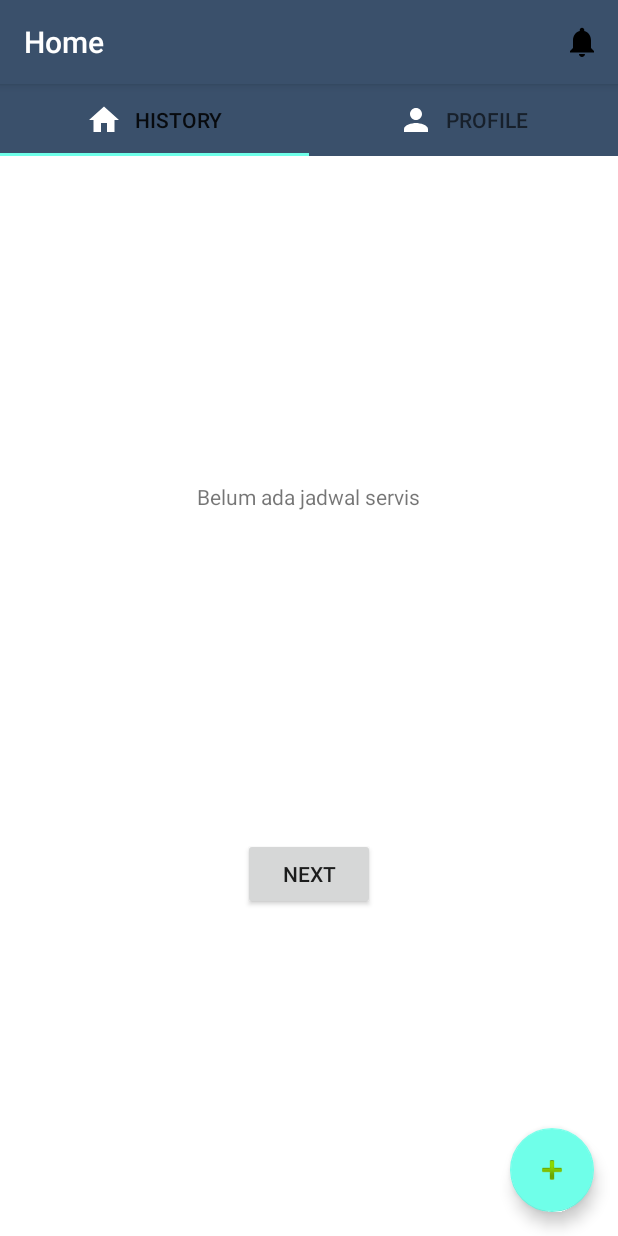
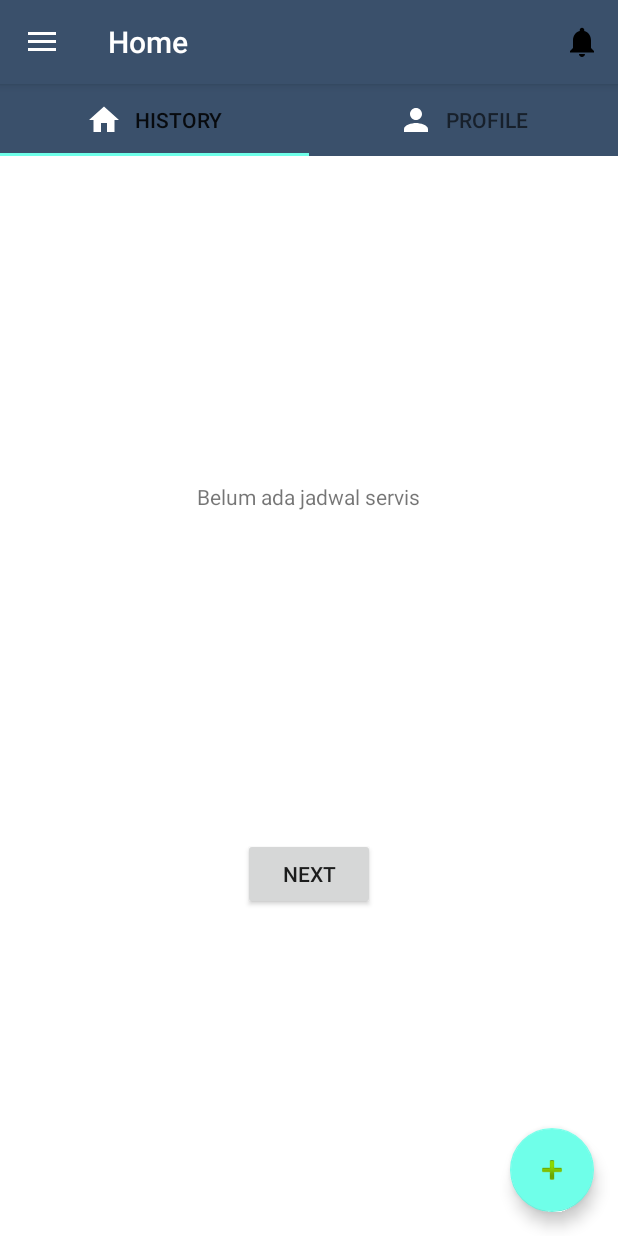
Before and after one commit to spotikum/bengkel-motor, an Android app: the screen it shows after launch once a user with an empty profile is signed in (HomeActivity), on a phone screen of 412 x 824 dp. Run offline under Robolectric (Android 15) with nearby library versions, the phone set to English and light mode, and no system bars; our stand-ins replace Firebase (no records; nobody signed in at launch, a user with empty details on screens opened directly), navigation-ui.

Commit message:
fix use left navigation

```diff
--- a/app/src/main/java/id/bukanspot/bengkelmotor/HomeActivity.kt
+++ b/app/src/main/java/id/bukanspot/bengkelmotor/HomeActivity.kt
@@ -1,36 +1,100 @@
 package id.bukanspot.bengkelmotor
 
+import android.annotation.SuppressLint
 import android.content.Intent
 import android.os.Bundle
 import android.view.Menu
 import android.view.MenuItem
 import android.widget.Toast
+import androidx.appcompat.app.ActionBarDrawerToggle
 import com.google.android.material.snackbar.Snackbar
 import androidx.appcompat.app.AppCompatActivity
+import androidx.core.view.GravityCompat
+import androidx.fragment.app.Fragment
 import androidx.navigation.findNavController
 import androidx.navigation.ui.AppBarConfiguration
 import androidx.navigation.ui.navigateUp
 import androidx.navigation.ui.setupActionBarWithNavController
 import com.google.android.material.badge.BadgeUtils
+import com.google.android.material.navigation.NavigationView
 import id.bukanspot.bengkelmotor.adapter.ViewPagerAdapter
 import id.bukanspot.bengkelmotor.databinding.ActivityHomeBinding
 import id.bukanspot.bengkelmotor.databinding.ActivityMainBinding
 import id.bukanspot.bengkelmotor.fragment.HomeFragment
 import id.bukanspot.bengkelmotor.fragment.UserFragment
 
-class HomeActivity : AppCompatActivity() {
-
+class HomeActivity : AppCompatActivity(), NavigationView.OnNavigationItemSelectedListener {
     lateinit var binding : ActivityHomeBinding
 
+    @SuppressLint("MissingInflatedId")
     override fun onCreate(savedInstanceState: Bundle?) {
         super.onCreate(savedInstanceState)
         binding = ActivityHomeBinding.inflate(layoutInflater)
         setContentView(binding.root)
-
         setSupportActionBar(binding.toolbar)
         supportActionBar?.title = "Home"
 
+        val navView = binding.root.findViewById<NavigationView>(R.id.nav_view)
+        val toggle = ActionBarDrawerToggle(
+            this,
+            binding.drawerLayout,
+            binding.toolbar,
+            R.string.navigation_drawer_open,
+            R.string.navigation_drawer_close
+        )
+        binding.drawerLayout.addDrawerListener(toggle)
+        toggle.syncState()
+
+        navView.setNavigationItemSelectedListener(this)
+
         setupTab()
+    }
+
+    override fun onBackPressed() {
+        if (binding.drawerLayout.isDrawerOpen(GravityCompat.START)) {
+            binding.drawerLayout.closeDrawer(GravityCompat.START)
+        } else {
+            super.onBackPressed()
+        }
+    }
+
+    override fun onCreateOptionsMenu(menu: Menu): Boolean {
+        menuInflater.inflate(R.menu.toolbar_menu, menu)
+        return true
+    }
+
+    override fun onOptionsItemSelected(item: MenuItem): Boolean {
+        when(item.itemId){
+            R.id.notification -> {
+                val intent = Intent(this, NotificationActivity::class.java)
+                startActivity(intent)
+                true
+            }
+            else -> super.onOptionsItemSelected(item)
+        }
+        return true
+//        return when (item.itemId) {
+//            R.id.notification -> true
+//            else -> super.onOptionsItemSelected(item)
+//        }
+    }
+
+    override fun onNavigationItemSelected(item: MenuItem): Boolean {
+        var fragment: Fragment = when (item.itemId) {
+            R.id.nav_fragment_1 -> FirstFragment()
+            R.id.nav_fragment_2 -> FirstFragment()
+            else -> FirstFragment()
+        }
+
+        var fragmentManager = supportFragmentManager
+        fragmentManager
+            .beginTransaction()
+            .replace(R.id.viewPager, fragment)
+            .commit()
+        item.isChecked = true
+        item.title
+        binding.drawerLayout.closeDrawer(GravityCompat.START)
+        return true
     }
 
     private fun setupTab() {
@@ -44,29 +108,55 @@ class HomeActivity : AppCompatActivity() {
         binding.tabs.getTabAt(0)!!.setIcon(R.drawable.ic_home)
         binding.tabs.getTabAt(1)!!.setIcon(R.drawable.ic_user)
     }
+}
 
-    override fun onCreateOptionsMenu(menu: Menu): Boolean {
-        menuInflater.inflate(R.menu.toolbar_menu, menu)
-
-        // Get the notification icon view
-//        val notification = menu.findItem(R.id.notification)
-//        val icon = notification.icon
-
-//        // Set the badge count
-//        BadgeUtils.setBadgeCount(this, notification, icon, 2)
-
-        return true
-    }
-
-    override fun onOptionsItemSelected(item: MenuItem): Boolean {
-        when(item.itemId){
-            R.id.notification -> {
-                val intent = Intent(this, NotificationActivity::class.java)
-                startActivity(intent)
-                true
-            }
-            else -> super.onOptionsItemSelected(item)
-        }
-        return true
-    }
-}
+//    lateinit var binding : ActivityHomeBinding
+//
+//    override fun onCreate(savedInstanceState: Bundle?) {
+//        super.onCreate(savedInstanceState)
+//        binding = ActivityHomeBinding.inflate(layoutInflater)
+//        setContentView(binding.root)
+//
+//        setSupportActionBar(binding.toolbar)
+//        supportActionBar?.title = "Home"
+//
+//        setupTab()
+//    }
+//
+//    private fun setupTab() {
+//        val adapter = ViewPagerAdapter(supportFragmentManager)
+//        adapter.addFragment(HomeFragment(),"History")
+//        adapter.addFragment(UserFragment(),"Profile")
+//
+//        binding.viewPager.adapter = adapter
+//        binding.tabs.setupWithViewPager(binding.viewPager)
+//
+//        binding.tabs.getTabAt(0)!!.setIcon(R.drawable.ic_home)
+//        binding.tabs.getTabAt(1)!!.setIcon(R.drawable.ic_user)
+//    }
+//
+//    override fun onCreateOptionsMenu(menu: Menu): Boolean {
+//        menuInflater.inflate(R.menu.toolbar_menu, menu)
+//
+//        // Get the notification icon view
+////        val notification = menu.findItem(R.id.notification)
+////        val icon = notification.icon
+//
+////        // Set the badge count
+////        BadgeUtils.setBadgeCount(this, notification, icon, 2)
+//
+//        return true
+//    }
+//
+//    override fun onOptionsItemSelected(item: MenuItem): Boolean {
+//        when(item.itemId){
+//            R.id.notification -> {
+//                val intent = Intent(this, NotificationActivity::class.java)
+//                startActivity(intent)
+//                true
+//            }
+//            else -> super.onOptionsItemSelected(item)
+//        }
+//        return true
+//    }
+//}
--- a/app/src/main/res/layout/activity_home.xml
+++ b/app/src/main/res/layout/activity_home.xml
@@ -1,10 +1,16 @@
 <?xml version="1.0" encoding="utf-8"?>
-<RelativeLayout xmlns:android="http://schemas.android.com/apk/res/android"
+<androidx.drawerlayout.widget.DrawerLayout
+    xmlns:android="http://schemas.android.com/apk/res/android"
     xmlns:app="http://schemas.android.com/apk/res-auto"
     xmlns:tools="http://schemas.android.com/tools"
+    android:id="@+id/drawer_layout"
     android:layout_width="match_parent"
     android:layout_height="match_parent"
-    tools:context=".HomeActivity">
+    android:fitsSystemWindows="true"
+    tools:openDrawer="start">
+
+    <LinearLayout android:orientation="vertical"
+        android:layout_width="match_parent" android:layout_height="match_parent">
 
             <com.google.android.material.appbar.AppBarLayout
                 android:id="@+id/appbar"
@@ -45,6 +51,16 @@
                 android:layout_alignParentBottom="true">
 
             </com.google.android.material.appbar.AppBarLayout>
+    </LinearLayout>
 
 
-</RelativeLayout>
+    <com.google.android.material.navigation.NavigationView
+        android:id="@+id/nav_view"
+        android:layout_width="wrap_content"
+        android:layout_height="match_parent"
+        android:layout_gravity="start"
+        android:fitsSystemWindows="true"
+        app:headerLayout="@layout/nav_header"
+        app:menu="@menu/drawer_menu"/>
+
+</androidx.drawerlayout.widget.DrawerLayout>
--- /dev/null
+++ b/app/src/main/res/menu/drawer_menu.xml
@@ -0,0 +1,19 @@
+<?xml version="1.0" encoding="utf-8"?>
+<menu xmlns:android="http://schemas.android.com/apk/res/android"
+      xmlns:tools="http://schemas.android.com/tools"
+      tools:showIn="navigation_view">
+
+    <group android:checkableBehavior="single">
+        <item
+                android:id="@+id/nav_fragment_1"
+                android:icon="@drawable/ic_home"
+                android:title="fragment 1"/>
+        <item
+                android:id="@+id/nav_fragment_2"
+                android:icon="@drawable/ic_home"
+                android:title="fragment 2"/>
+    </group>
+
+
+
+</menu>
--- a/app/src/main/res/values/strings.xml
+++ b/app/src/main/res/values/strings.xml
@@ -12,4 +12,7 @@
     <!-- TODO: Remove or change this placeholder text -->
     <string name="hello_blank_fragment">Hello blank fragment</string>
     <string name="title_activity_booking">BookingActivity</string>
+
+    <string name="navigation_drawer_open">Open navigation drawer</string>
+    <string name="navigation_drawer_close">Close navigation drawer</string>
 </resources>
```
Also changed, not shown: app/src/main/res/layout/nav_header.xml (added, +37 -0 lines), app/src/main/res/menu/toolbar_menu.xml (+9 -0 lines). Lines whose indentation alone changed are shown as unchanged.
